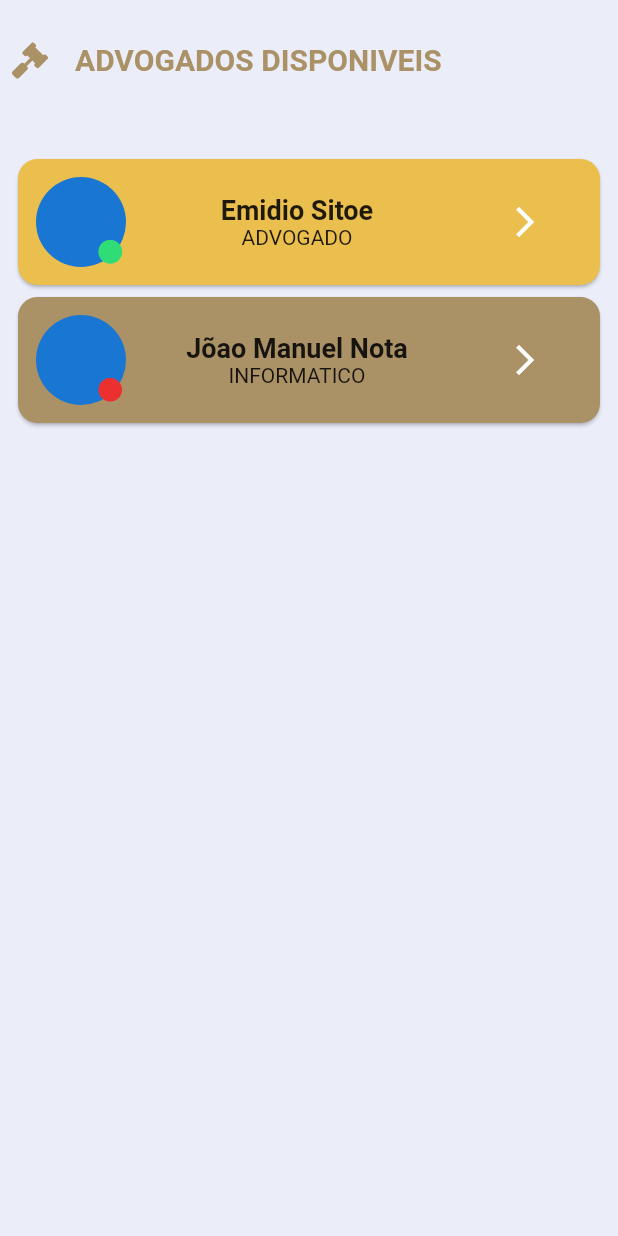
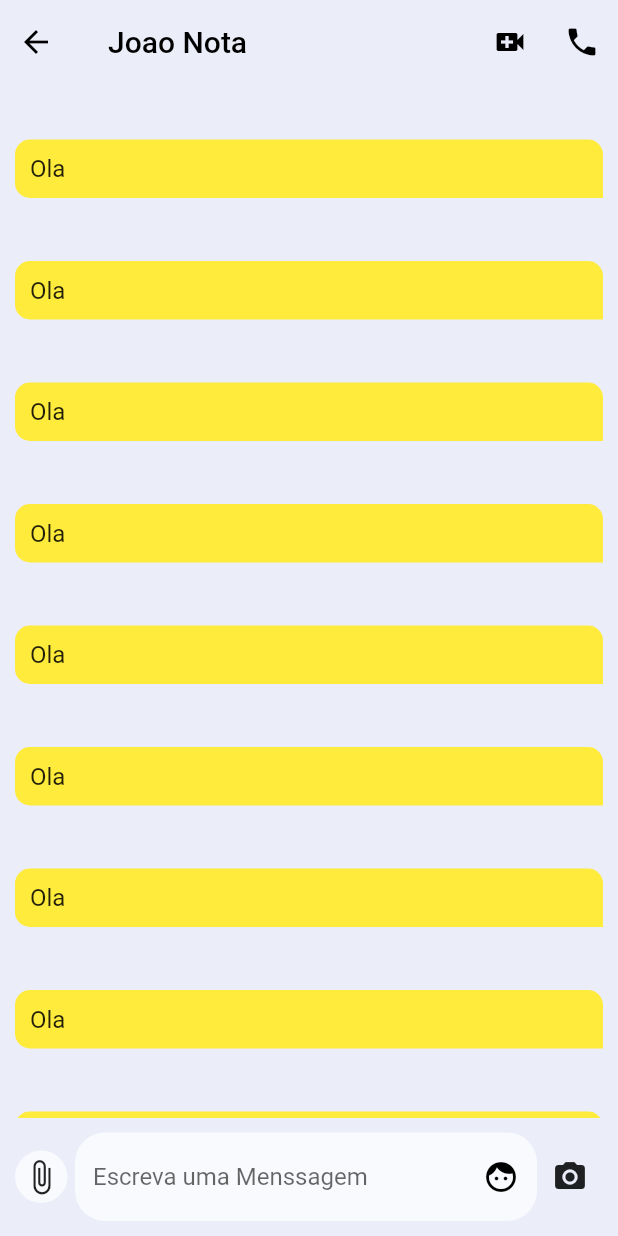
Before and after one commit to Joaonota/xilhamalisso, a Flutter app: the screen it shows after launch, on a phone screen of 412 x 824 dp. Run offline on Flutter 3.47's test engine with Material 2 defaults, Android fonts, the phone set to English and light mode, and no system bars; our stand-ins replace font_awesome_flutter, google_fonts.

Commit message:
actualizacao v2

```diff
--- a/lib/Menu/Chat_List.dart
+++ b/lib/Menu/Chat_List.dart
@@ -74,7 +74,8 @@ class ChatList extends StatelessWidget {
                                     size: 19,
                                   ),
                                 ],
-                                ))
+                              ),
+                            )
                           ],
                         ),
                         Expanded(
@@ -148,7 +149,7 @@ class ChatList extends StatelessWidget {
                               child: Column(
                                 children: [
                                   Text(
-                                    "Jõao Manuel Nota",
+                                    "João Manuel Nota",
                                     style: TextStyle(
                                         fontSize: 18,
                                         fontWeight: FontWeight.bold),
--- /dev/null
+++ b/lib/Menu/menssgaem.dart
@@ -0,0 +1,214 @@
+import 'package:flutter/material.dart';
+
+class Menssagem extends StatefulWidget {
+  @override
+  _MenssagemState createState() => _MenssagemState();
+}
+
+class _MenssagemState extends State<Menssagem> {
+  TextEditingController textEditingController = TextEditingController();
+  bool iswrite = false;
+  @override
+  Widget build(BuildContext context) {
+    return Scaffold(
+      backgroundColor: Color(0xffebedf9),
+      //este appBar sera custimisado
+      appBar: AppBar(
+        elevation: 0,
+        backgroundColor: Color(0xffebedf9),
+        leading: Row(
+          children: [
+            IconButton(
+              icon: Icon(
+                Icons.arrow_back,
+                color: Colors.black,
+              ),
+              onPressed: () {},
+            ),
+          ],
+        ),
+        centerTitle: false,
+        title: Text(
+          "Joao Nota",
+          style: TextStyle(color: Colors.black),
+        ),
+        actions: [
+          IconButton(
+            icon: Icon(
+              Icons.video_call,
+              color: Colors.black,
+            ),
+            onPressed: () {},
+          ),
+          IconButton(
+            icon: Icon(
+              Icons.phone,
+              color: Colors.black,
+            ),
+            onPressed: () {},
+          ),
+        ],
+      ),
+      //Aqui fecha AppBar
+      body: Column(
+        children: <Widget>[
+          Flexible(
+            child: listaMenssagem(),
+          ),
+          chatControl(),
+        ],
+      ),
+    );
+  }
+
+//Lista de Menssagem
+  Widget listaMenssagem() {
+    return ListView.builder(
+      padding: EdgeInsets.all(10),
+      itemCount: 12,
+      itemBuilder: (contex, index) {
+        return chatMessageItem();
+      },
+    );
+  }
+
+//Item onde contem menssagem
+  Widget chatMessageItem() {
+    return Container(
+      margin: EdgeInsets.symmetric(vertical: 15),
+      child: Container(
+        child: senderLayout(),
+      ),
+    );
+  }
+
+  Widget senderLayout() {
+    Radius messageRadius = Radius.circular(10);
+
+    return Container(
+      margin: EdgeInsets.only(top: 12),
+      constraints: BoxConstraints(
+        maxWidth: MediaQuery.of(context).size.width * 0.65,
+      ),
+      decoration: BoxDecoration(
+        color: Colors.yellow,
+        borderRadius: BorderRadius.only(
+          topLeft: messageRadius,
+          topRight: messageRadius,
+          bottomLeft: messageRadius,
+        ),
+      ),
+      child: Padding(
+        padding: EdgeInsets.all(10),
+        child: Text(
+          "Ola",
+          style: TextStyle(fontSize: 16),
+        ),
+      ),
+    );
+  }
+
+  Widget receiveLayout() {
+    Radius menssagemRadius = Radius.circular(10);
+    return Container(
+      margin: EdgeInsets.only(top: 12),
+      constraints:
+          BoxConstraints(maxWidth: MediaQuery.of(context).size.width * 0.65),
+      decoration: BoxDecoration(
+        borderRadius: BorderRadius.only(
+            bottomRight: menssagemRadius,
+            topLeft: menssagemRadius,
+            topRight: menssagemRadius),
+        color: Color(0xffdde1ed),
+      ),
+      child: Padding(
+        padding: const EdgeInsets.all(10.0),
+        child: Text(
+          "Ola Mundo",
+          style: TextStyle(fontSize: 16),
+        ),
+      ),
+    );
+  }
+
+//Aqui e parte onde se escreve menssagem
+  Widget chatControl() {
+    setWritingTo(bool vall) {
+      setState(() {
+        iswrite = vall;
+      });
+    }
+
+    return Container(
+      child: Padding(
+        padding: const EdgeInsets.all(10.0),
+        child: Row(
+          children: <Widget>[
+            Container(
+              padding: EdgeInsets.all(5),
+              decoration:
+                  BoxDecoration(shape: BoxShape.circle, color: Colors.white70),
+              child: Icon(
+                Icons.attach_file_sharp,
+                size: 25,
+              ),
+            ),
+            SizedBox(
+              width: 5,
+            ),
+            Expanded(
+              child: TextField(
+                controller: textEditingController,
+                style: TextStyle(
+                  color: Colors.black,
+                ),
+                onChanged: (val) {
+                  (val.length > 0 && val.trim() != "")
+                      ? setWritingTo(true)
+                      : setWritingTo(false);
+                },
+                decoration: InputDecoration(
+                    hintText: "Escreva uma Menssagem",
+                    border: OutlineInputBorder(
+                      borderRadius: BorderRadius.circular(20),
+                      borderSide: BorderSide.none,
+                    ),
+                    fillColor: Colors.white70,
+                    filled: true,
+                    suffixIcon: GestureDetector(
+                      onTap: () {},
+                      child: Icon(
+                        Icons.face,
+                        color: Colors.black,
+                      ),
+                    )),
+              ),
+            ),
+            iswrite
+                ? Container()
+                : Padding(
+                    padding: EdgeInsets.symmetric(
+                      horizontal: 10,
+                    ),
+                    child: Icon(Icons.camera_alt),
+                  ),
+            iswrite
+                ? Container(
+                    decoration: BoxDecoration(
+                        shape: BoxShape.circle, color: Colors.white70),
+                    margin: EdgeInsets.only(left: 10),
+                    child: IconButton(
+                      icon: Icon(
+                        Icons.send,
+                        size: 19,
+                      ),
+                      onPressed: () {},
+                    ),
+                  )
+                : Container()
+          ],
+        ),
+      ),
+    );
+  }
+}
--- a/lib/main.dart
+++ b/lib/main.dart
@@ -1,5 +1,5 @@
 import 'package:flutter/material.dart';
-import 'package:xilhamalisso/Menu/Chat_List.dart';
+import 'package:xilhamalisso/Menu/menssgaem.dart';
 
 void main() {
   runApp(MyApp());
@@ -15,7 +15,7 @@ class MyApp extends StatelessWidget {
       theme: ThemeData(
         primarySwatch: Colors.blue,
       ),
-      home: ChatList(),
+      home: Menssagem(),
     );
   }
 }
```
Also changed, not shown: lib/Menu/Detalhes.dart (added, +242 -0 lines). Lines whose indentation alone changed are shown as unchanged.
